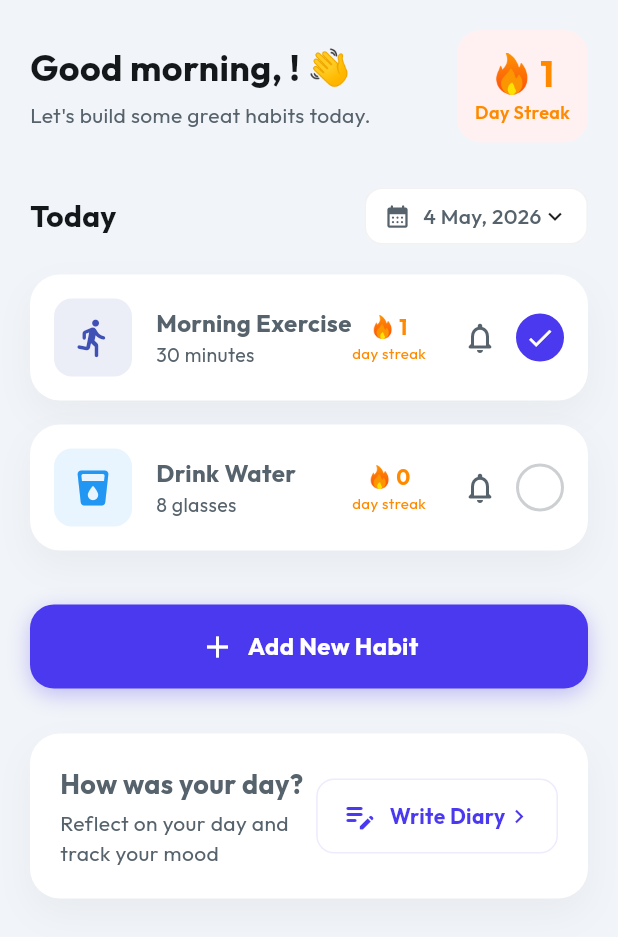
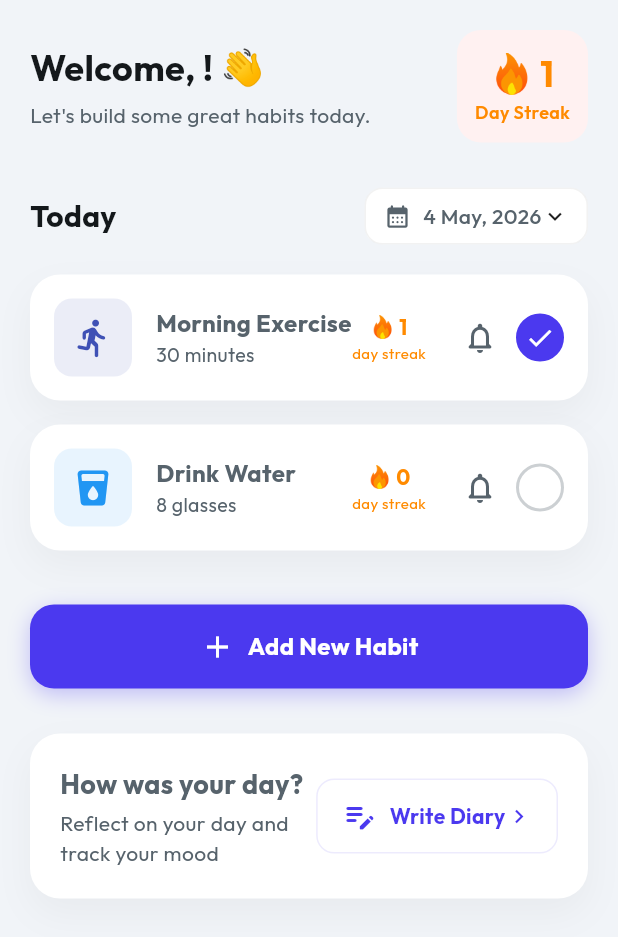
Before and after one commit to SurajChaurasia84/Level-Up, a Flutter app: the HomeScreen screen opened directly, on a phone screen of 412 x 824 dp. Shown: the top 937 px of the screen. Run offline on Flutter 3.47's test engine with Material 3 defaults, Android fonts, the phone set to English and light mode, and no system bars; our stand-ins replace google_fonts, image_cropper, image_picker, shared_preferences; accounts and stored records are empty.

Commit message:
updated homescreen

```diff
--- a/lib/screens/achievements_screen.dart
+++ b/lib/screens/achievements_screen.dart
@@ -135,7 +135,10 @@ class AchievementsScreen extends StatelessWidget {
               ),
               Text(
                 "Day Streak",
-                style: AppTheme.lightTheme.textTheme.bodyMedium?.copyWith(fontSize: 12),
+                style: AppTheme.lightTheme.textTheme.bodyMedium?.copyWith(
+                  fontSize: 12,
+                  color: AppTheme.streakColor,
+                ),
               ),
             ],
           ),
--- a/lib/screens/home_screen.dart
+++ b/lib/screens/home_screen.dart
@@ -52,7 +52,7 @@ class HomeScreen extends StatelessWidget {
           crossAxisAlignment: CrossAxisAlignment.start,
           children: [
             Text(
-              "Good morning, ${provider.user?.name.split(' ')[0] ?? 'User'}! 👋",
+              "Welcome, ${provider.user?.name.split(' ')[0] ?? 'Champion'}! 👋",
               style: AppTheme.lightTheme.textTheme.displayLarge,
             ),
             const SizedBox(height: 4),
```
